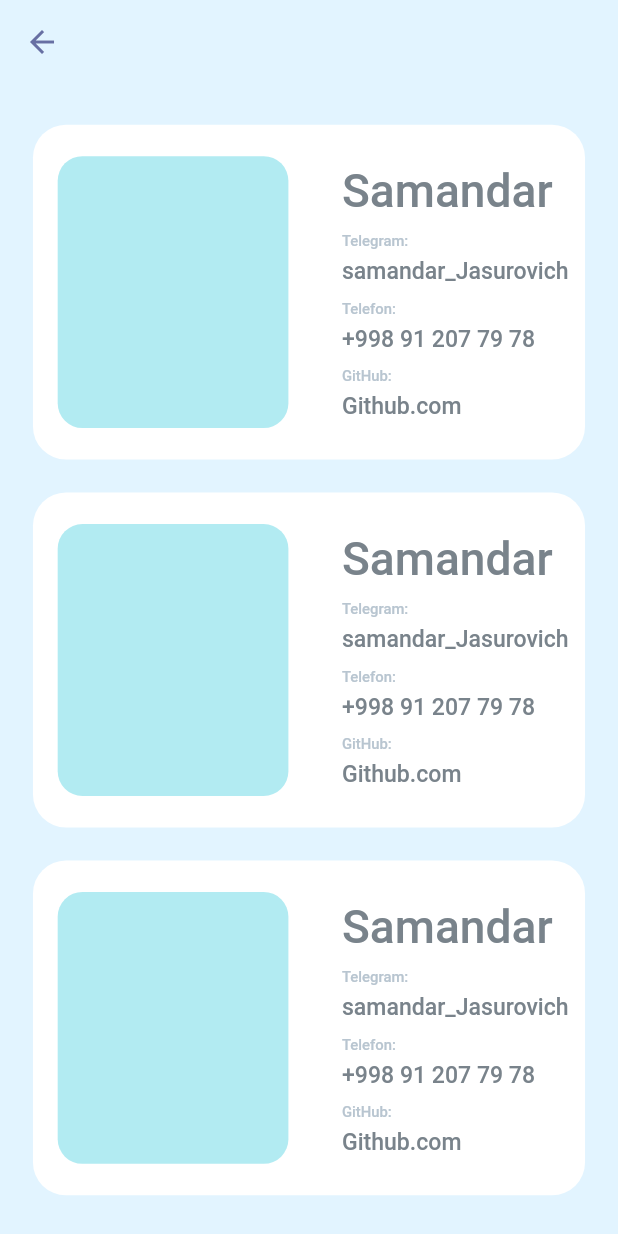
After one commit to Cash-App-Uz/Cash-App-Uz, a Flutter app: the AboutUs screen opened directly, on a phone screen of 412 x 824 dp. The commit adds this screen. Run offline on Flutter 3.47's test engine with Material 2 defaults, Android fonts, the phone set to English and light mode, and no system bars; our stand-ins replace bottom_navy_bar, cloud_firestore, firebase_auth, firebase_core, flutter_spinkit, flutter_svg and 1 more; accounts and stored records are empty.

Commit message:
about us added

```diff
--- /dev/null
+++ b/lib/Screens/about_us/about_us.dart
@@ -0,0 +1,153 @@
+import 'package:cash_app/constants/colors.dart';
+import 'package:cash_app/constants/size_config.dart';
+import 'package:flutter/material.dart';
+
+class AboutUs extends StatelessWidget {
+  const AboutUs({Key? key}) : super(key: key);
+
+  @override
+  Widget build(BuildContext context) {
+    SizeConfig().init(context);
+    return Scaffold(
+      backgroundColor: const Color(0xffE2F4FF),
+      appBar: AppBar(
+        iconTheme: const IconThemeData(color: kCategoryWidget),
+        backgroundColor: Colors.transparent,
+        elevation: 0,
+      ),
+      body: Center(
+        child: Padding(
+          padding: EdgeInsets.symmetric(vertical: getHeight(5.0)),
+          child: Column(
+            mainAxisAlignment: MainAxisAlignment.spaceEvenly,
+            children: [
+              _developerInfoCard("Samandar", "samandar_Jasurovich",
+                  "+998 91 207 79 78", "Github.com"),
+              _developerInfoCard("Samandar", "samandar_Jasurovich",
+                  "+998 91 207 79 78", "Github.com"),
+              _developerInfoCard("Samandar", "samandar_Jasurovich",
+                  "+998 91 207 79 78", "Github.com"),
+            ],
+          ),
+        ),
+      ),
+    );
+  }
+
+  Ink _developerInfoCard(ismi, telegram, telefon, github) {
+    return Ink(
+      width: getWidth(335.0),
+      height: getHeight(220.0),
+      decoration: BoxDecoration(
+        color: kWhite,
+        borderRadius: BorderRadius.circular(
+          getWidth(20.0),
+        ),
+      ),
+      child: Padding(
+        padding: EdgeInsets.all(getWidth(10.0)),
+        child: Row(
+          mainAxisAlignment: MainAxisAlignment.spaceBetween,
+          children: [
+            Padding(
+              padding: EdgeInsets.symmetric(
+                  horizontal: getWidth(5.0), vertical: 10.0),
+              child: Ink(
+                width: getWidth(140.0),
+                height: getHeight(229.0),
+                decoration: BoxDecoration(
+                  color: Colors.cyan.shade100,
+                  borderRadius: BorderRadius.circular(
+                    getWidth(15.0),
+                  ),
+                ),
+              ),
+            ),
+            Padding(
+              padding: EdgeInsets.symmetric(vertical: getHeight(15.0)),
+              child: Column(
+                mainAxisAlignment: MainAxisAlignment.spaceBetween,
+                crossAxisAlignment: CrossAxisAlignment.start,
+                children: [
+                  Text(
+                    ismi,
+                    style: TextStyle(
+                        color: const Color(0xff79838B),
+                        fontSize: getWidth(28.0),
+                        fontWeight: FontWeight.w500),
+                  ),
+                  Column(
+                    crossAxisAlignment: CrossAxisAlignment.start,
+                    children: [
+                      Text(
+                        "Telegram:",
+                        style: TextStyle(
+                            color: const Color(0xffB8C5D0),
+                            fontSize: getWidth(9.0),
+                            fontWeight: FontWeight.w500),
+                      ),
+                      SizedBox(
+                        height: getHeight(5.0),
+                      ),
+                      Text(
+                        telegram,
+                        style: TextStyle(
+                            color: const Color(0xff79838B),
+                            fontSize: getWidth(14.0),
+                            fontWeight: FontWeight.w500),
+                      ),
+                    ],
+                  ),
+                  Column(
+                    crossAxisAlignment: CrossAxisAlignment.start,
+                    children: [
+                      Text(
+                        "Telefon:",
+                        style: TextStyle(
+                            color: const Color(0xffB8C5D0),
+                            fontSize: getWidth(9.0),
+                            fontWeight: FontWeight.w500),
+                      ),
+                      SizedBox(
+                        height: getHeight(5.0),
+                      ),
+                      Text(
+                        telefon,
+                        style: TextStyle(
+                            color: const Color(0xff79838B),
+                            fontSize: getWidth(14.0),
+                            fontWeight: FontWeight.w500),
+                      ),
+                    ],
+                  ),
+                  Column(
+                    crossAxisAlignment: CrossAxisAlignment.start,
+                    children: [
+                      Text(
+                        "GitHub:",
+                        style: TextStyle(
+                            color: const Color(0xffB8C5D0),
+                            fontSize: getWidth(9.0),
+                            fontWeight: FontWeight.w500),
+                      ),
+                      SizedBox(
+                        height: getHeight(5.0),
+                      ),
+                      Text(
+                        github,
+                        style: TextStyle(
+                            color: const Color(0xff79838B),
+                            fontSize: getWidth(14.0),
+                            fontWeight: FontWeight.w500),
+                      ),
+                    ],
+                  ),
+                ],
+              ),
+            ),
+          ],
+        ),
+      ),
+    );
+  }
+}
--- a/lib/home/app_bar.dart
+++ b/lib/home/app_bar.dart
@@ -1,8 +1,9 @@
+import 'package:cash_app/Screens/about_us/about_us.dart';
 import 'package:cash_app/constants/colors.dart';
 import 'package:cash_app/constants/size_config.dart';
 import 'package:flutter/material.dart';
 
-AppBar buildAppBar(String name) {
+AppBar buildAppBar(String name, BuildContext context) {
   return AppBar(
     elevation: 0,
     backgroundColor: kCategoryWidget,
@@ -18,7 +19,12 @@ AppBar buildAppBar(String name) {
       Padding(
         padding: EdgeInsets.only(right: getWidth(16.0)),
         child: GestureDetector(
-            onTap: () => print('Profile Tapped'),
+          onTap: () => Navigator.push(
+            context,
+            MaterialPageRoute(
+              builder: (context) => AboutUs(),
+            ),
+          ),
           child: CircleAvatar(
             radius: getWidth(16),
             backgroundColor: Colors.white,
--- a/lib/home/home_page.dart
+++ b/lib/home/home_page.dart
@@ -41,7 +41,7 @@ class _HomePageState extends State<HomePage> with TickerProviderStateMixin {
   Widget build(BuildContext context) {
     SizeConfig().init(context);
     return Scaffold(
-      appBar: buildAppBar(_mystorage.name),
+      appBar: buildAppBar(_mystorage.name, context),
       body: SizedBox.expand(
         child: PageView(
           physics: const NeverScrollableScrollPhysics(),
--- a/lib/main.dart
+++ b/lib/main.dart
@@ -1,3 +1,4 @@
+import 'package:cash_app/Screens/about_us/about_us.dart';
 import 'package:cash_app/constants/imports.dart';
 import 'package:cash_app/services/storage_service.dart';
 import 'package:get_storage/get_storage.dart';
@@ -20,7 +21,7 @@ class MyApp extends StatelessWidget {
         primaryColor: kPrimaryColor,
         scaffoldBackgroundColor: Colors.white,
       ),
-      home: MyStorage().name == "" ? WelcomeScreen() : HomePage(),
+      home: MyStorage().name == "" ? WelcomeScreen() : const HomePage(),
     );
   }
 }
```
Lines whose indentation alone changed are shown as unchanged.
